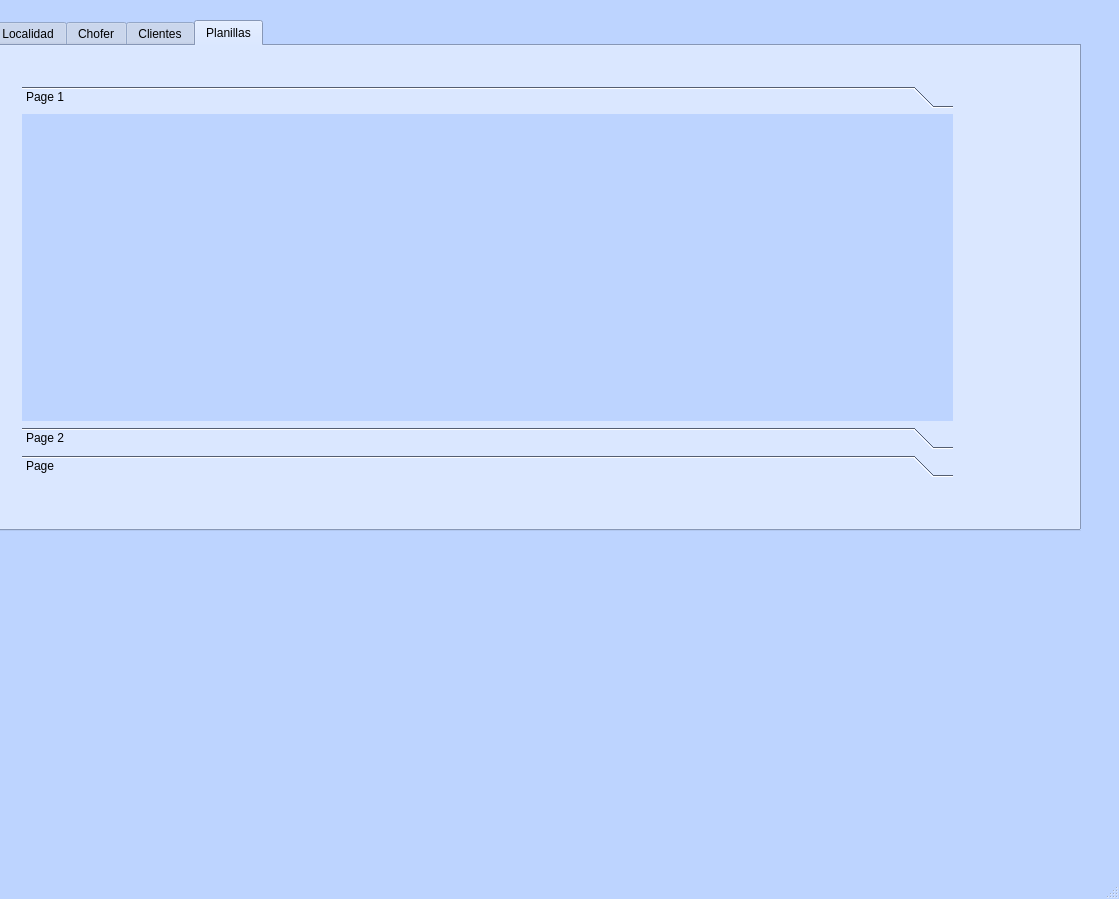
Before: the Qt Designer form pantallas.ui in GabrieLombardi/Seiton, drawn with Qt 5.
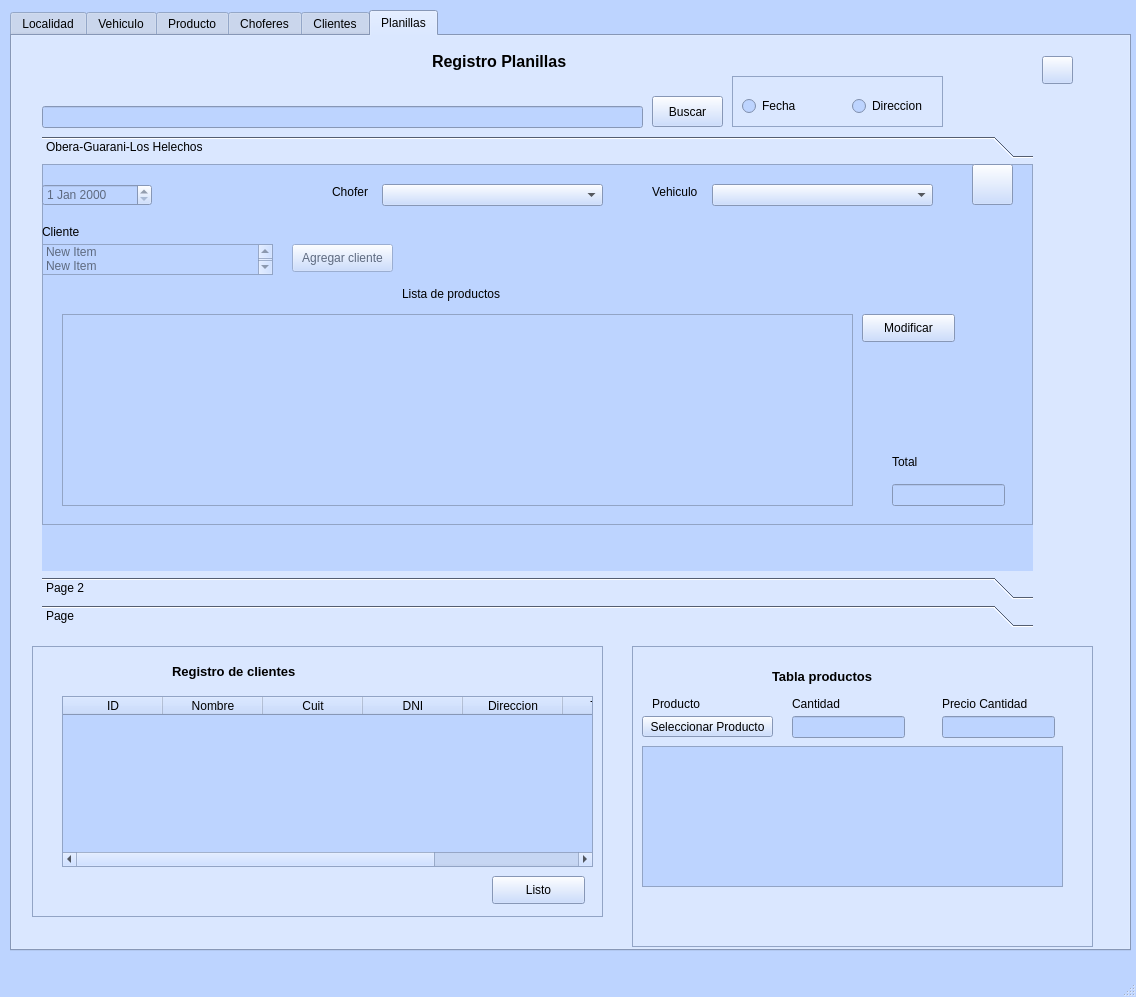
After: the same form once the commit is applied. The open tabs and pages were chosen to show the change. Icons and pictures are not drawn.

Commit message: Cambio en el frame de formulario planilla y fucionamiento de form chofer y producto

Patch:
```diff
--- a/pantallas.ui
+++ b/pantallas.ui
@@ -6,8 +6,8 @@
    <rect>
     <x>0</x>
     <y>0</y>
-    <width>1119</width>
-    <height>899</height>
+    <width>1136</width>
+    <height>997</height>
    </rect>
   </property>
   <property name="palette">
@@ -432,12 +432,49 @@
    <widget class="QTabWidget" name="tabWidget">
     <property name="geometry">
      <rect>
-      <x>-10</x>
-      <y>20</y>
-      <width>1091</width>
-      <height>511</height>
+      <x>10</x>
+      <y>10</y>
+      <width>1121</width>
+      <height>941</height>
      </rect>
     </property>
+    <property name="palette">
+     <palette>
+      <active>
+       <colorrole role="Base">
+        <brush brushstyle="SolidPattern">
+         <color alpha="255">
+          <red>189</red>
+          <green>212</green>
+          <blue>255</blue>
+         </color>
+        </brush>
+       </colorrole>
+      </active>
+      <inactive>
+       <colorrole role="Base">
+        <brush brushstyle="SolidPattern">
+         <color alpha="255">
+          <red>189</red>
+          <green>212</green>
+          <blue>255</blue>
+         </color>
+        </brush>
+       </colorrole>
+      </inactive>
+      <disabled>
+       <colorrole role="Base">
+        <brush brushstyle="SolidPattern">
+         <color alpha="255">
+          <red>189</red>
+          <green>212</green>
+          <blue>255</blue>
+         </color>
+        </brush>
+       </colorrole>
+      </disabled>
+     </palette>
+    </property>
     <property name="currentIndex">
      <number>0</number>
     </property>
@@ -473,32 +510,6 @@
        </property>
       </column>
      </widget>
-     <widget class="QLineEdit" name="lineEdit">
-      <property name="geometry">
-       <rect>
-        <x>20</x>
-        <y>10</y>
-        <width>171</width>
-        <height>22</height>
-       </rect>
-      </property>
-      <property name="text">
-       <string>Localidad</string>
-      </property>
-     </widget>
-     <widget class="QLineEdit" name="lineEdit_2">
-      <property name="geometry">
-       <rect>
-        <x>240</x>
-        <y>10</y>
-        <width>151</width>
-        <height>22</height>
-       </rect>
-      </property>
-      <property name="text">
-       <string>Codigo Postal</string>
-      </property>
-     </widget>
      <widget class="QLineEdit" name="lineEdit_codpost">
       <property name="geometry">
        <rect>
@@ -593,11 +604,456 @@
         <height>31</height>
        </rect>
       </property>
+     </widget>
+     <widget class="QLabel" name="label_38">
+      <property name="geometry">
+       <rect>
+        <x>420</x>
+        <y>10</y>
+        <width>261</width>
+        <height>41</height>
+       </rect>
+      </property>
+      <property name="font">
+       <font>
+        <pointsize>12</pointsize>
+        <weight>75</weight>
+        <bold>true</bold>
+       </font>
+      </property>
+      <property name="text">
+       <string>Registro  de Localidades</string>
+      </property>
+     </widget>
+    </widget>
+    <widget class="QWidget" name="tab">
+     <attribute name="title">
+      <string>Vehiculo</string>
+     </attribute>
+     <widget class="QFrame" name="frame_3">
+      <property name="geometry">
+       <rect>
+        <x>30</x>
+        <y>20</y>
+        <width>1011</width>
+        <height>501</height>
+       </rect>
+      </property>
+      <property name="frameShape">
+       <enum>QFrame::StyledPanel</enum>
+      </property>
+      <property name="frameShadow">
+       <enum>QFrame::Raised</enum>
+      </property>
+      <widget class="QLabel" name="label_10">
+       <property name="geometry">
+        <rect>
+         <x>40</x>
+         <y>60</y>
+         <width>111</width>
+         <height>16</height>
+        </rect>
+       </property>
+       <property name="text">
+        <string>Matricula</string>
+       </property>
+      </widget>
+      <widget class="QLabel" name="label_11">
+       <property name="geometry">
+        <rect>
+         <x>200</x>
+         <y>60</y>
+         <width>111</width>
+         <height>16</height>
+        </rect>
+       </property>
+       <property name="text">
+        <string>Descripcion</string>
+       </property>
+      </widget>
+      <widget class="QCheckBox" name="checkBox_vehiculo">
+       <property name="enabled">
+        <bool>false</bool>
+       </property>
+       <property name="geometry">
+        <rect>
+         <x>440</x>
+         <y>80</y>
+         <width>131</width>
+         <height>41</height>
+        </rect>
+       </property>
+       <property name="font">
+        <font>
+         <pointsize>8</pointsize>
+         <weight>75</weight>
+         <bold>true</bold>
+        </font>
+       </property>
+       <property name="text">
+        <string>Disponibilidad</string>
+       </property>
+      </widget>
+      <widget class="QLineEdit" name="lineEdit_matricula">
+       <property name="enabled">
+        <bool>false</bool>
+       </property>
+       <property name="geometry">
+        <rect>
+         <x>40</x>
+         <y>90</y>
+         <width>113</width>
+         <height>22</height>
+        </rect>
+       </property>
+      </widget>
+      <widget class="QLineEdit" name="lineEdit_descripcionVehiculo">
+       <property name="enabled">
+        <bool>false</bool>
+       </property>
+       <property name="geometry">
+        <rect>
+         <x>190</x>
+         <y>90</y>
+         <width>201</width>
+         <height>22</height>
+        </rect>
+       </property>
+      </widget>
+      <widget class="QTableWidget" name="tablavehiculo">
+       <property name="geometry">
+        <rect>
+         <x>20</x>
+         <y>220</y>
+         <width>611</width>
+         <height>192</height>
+        </rect>
+       </property>
+      </widget>
+      <widget class="QPushButton" name="btn_guardar_vehiculo">
+       <property name="geometry">
+        <rect>
+         <x>540</x>
+         <y>420</y>
+         <width>93</width>
+         <height>28</height>
+        </rect>
+       </property>
+       <property name="text">
+        <string>Guardar</string>
+       </property>
+      </widget>
+      <widget class="QLineEdit" name="lineEdit_buscar_2">
+       <property name="geometry">
+        <rect>
+         <x>30</x>
+         <y>180</y>
+         <width>451</width>
+         <height>22</height>
+        </rect>
+       </property>
+      </widget>
+      <widget class="QPushButton" name="btn_buscar_vehiculo">
+       <property name="geometry">
+        <rect>
+         <x>500</x>
+         <y>180</y>
+         <width>131</width>
+         <height>28</height>
+        </rect>
+       </property>
+       <property name="text">
+        <string>Buscar</string>
+       </property>
+      </widget>
+      <widget class="QPushButton" name="btn_agregar_vehiculo">
+       <property name="geometry">
+        <rect>
+         <x>670</x>
+         <y>240</y>
+         <width>93</width>
+         <height>28</height>
+        </rect>
+       </property>
+       <property name="text">
+        <string>Agregar</string>
+       </property>
+      </widget>
+      <widget class="QPushButton" name="btn_eliminar_vehiculo">
+       <property name="geometry">
+        <rect>
+         <x>670</x>
+         <y>320</y>
+         <width>93</width>
+         <height>28</height>
+        </rect>
+       </property>
+       <property name="text">
+        <string>Eliminar</string>
+       </property>
+      </widget>
+      <widget class="QPushButton" name="btn_editar_vehiculo">
+       <property name="geometry">
+        <rect>
+         <x>670</x>
+         <y>280</y>
+         <width>93</width>
+         <height>28</height>
+        </rect>
+       </property>
+       <property name="text">
+        <string>Editar</string>
+       </property>
+      </widget>
+      <widget class="QLabel" name="label_40">
+       <property name="geometry">
+        <rect>
+         <x>310</x>
+         <y>0</y>
+         <width>261</width>
+         <height>41</height>
+        </rect>
+       </property>
+       <property name="font">
+        <font>
+         <pointsize>12</pointsize>
+         <weight>75</weight>
+         <bold>true</bold>
+        </font>
+       </property>
+       <property name="text">
+        <string>Registro Vehiculos</string>
+       </property>
+      </widget>
+     </widget>
+    </widget>
+    <widget class="QWidget" name="tab_2">
+     <attribute name="title">
+      <string>Producto</string>
+     </attribute>
+     <widget class="QFrame" name="frame_4">
+      <property name="geometry">
+       <rect>
+        <x>0</x>
+        <y>20</y>
+        <width>1061</width>
+        <height>601</height>
+       </rect>
+      </property>
+      <property name="frameShape">
+       <enum>QFrame::StyledPanel</enum>
+      </property>
+      <property name="frameShadow">
+       <enum>QFrame::Raised</enum>
+      </property>
+      <widget class="QLabel" name="label_12">
+       <property name="geometry">
+        <rect>
+         <x>40</x>
+         <y>70</y>
+         <width>121</width>
+         <height>20</height>
+        </rect>
+       </property>
+       <property name="text">
+        <string>Descripción</string>
+       </property>
+      </widget>
+      <widget class="QLabel" name="label_13">
+       <property name="geometry">
+        <rect>
+         <x>290</x>
+         <y>70</y>
+         <width>161</width>
+         <height>16</height>
+        </rect>
+       </property>
+       <property name="text">
+        <string>Codigo del producto</string>
+       </property>
+      </widget>
+      <widget class="QLineEdit" name="lineEdit_descripcion">
+       <property name="enabled">
+        <bool>false</bool>
+       </property>
+       <property name="geometry">
+        <rect>
+         <x>40</x>
+         <y>100</y>
+         <width>201</width>
+         <height>22</height>
+        </rect>
+       </property>
+      </widget>
+      <widget class="QLineEdit" name="lineEdit_codproducto">
+       <property name="enabled">
+        <bool>false</bool>
+       </property>
+       <property name="geometry">
+        <rect>
+         <x>280</x>
+         <y>100</y>
+         <width>201</width>
+         <height>22</height>
+        </rect>
+       </property>
+      </widget>
+      <widget class="QTableWidget" name="tablaproductos">
+       <property name="geometry">
+        <rect>
+         <x>130</x>
+         <y>230</y>
+         <width>511</width>
+         <height>192</height>
+        </rect>
+       </property>
+       <column>
+        <property name="text">
+         <string>ID</string>
+        </property>
+       </column>
+       <column>
+        <property name="text">
+         <string>Descripcion</string>
+        </property>
+       </column>
+       <column>
+        <property name="text">
+         <string>Codigo producto</string>
+        </property>
+       </column>
+       <column>
+        <property name="text">
+         <string>Precio Unit</string>
+        </property>
+       </column>
+      </widget>
+      <widget class="QPushButton" name="btnGuardarProducto">
+       <property name="geometry">
+        <rect>
+         <x>760</x>
+         <y>100</y>
+         <width>161</width>
+         <height>28</height>
+        </rect>
+       </property>
+       <property name="text">
+        <string>Guardar</string>
+       </property>
+      </widget>
+      <widget class="QLineEdit" name="lineEdit_buscar_prod">
+       <property name="geometry">
+        <rect>
+         <x>130</x>
+         <y>190</y>
+         <width>451</width>
+         <height>22</height>
+        </rect>
+       </property>
+      </widget>
+      <widget class="QPushButton" name="btnBuscarProducto">
+       <property name="geometry">
+        <rect>
+         <x>590</x>
+         <y>190</y>
+         <width>131</width>
+         <height>28</height>
+        </rect>
+       </property>
+       <property name="text">
+        <string>Buscar</string>
+       </property>
+      </widget>
+      <widget class="QPushButton" name="btnAgregarProducto">
+       <property name="geometry">
+        <rect>
+         <x>650</x>
+         <y>250</y>
+         <width>93</width>
+         <height>28</height>
+        </rect>
+       </property>
+       <property name="text">
+        <string>Agregar</string>
+       </property>
+      </widget>
+      <widget class="QPushButton" name="btnEliminarProducto">
+       <property name="geometry">
+        <rect>
+         <x>650</x>
+         <y>350</y>
+         <width>93</width>
+         <height>28</height>
+        </rect>
+       </property>
+       <property name="text">
+        <string>Eliminar</string>
+       </property>
+      </widget>
+      <widget class="QPushButton" name="btnEditarProducto">
+       <property name="geometry">
+        <rect>
+         <x>650</x>
+         <y>300</y>
+         <width>93</width>
+         <height>28</height>
+        </rect>
+       </property>
+       <property name="text">
+        <string>Editar</string>
+       </property>
+      </widget>
+      <widget class="QLabel" name="label_14">
+       <property name="geometry">
+        <rect>
+         <x>510</x>
+         <y>70</y>
+         <width>161</width>
+         <height>16</height>
+        </rect>
+       </property>
+       <property name="text">
+        <string>Precio Unitario</string>
+       </property>
+      </widget>
+      <widget class="QLineEdit" name="lineEdit_preciounid">
+       <property name="enabled">
+        <bool>false</bool>
+       </property>
+       <property name="geometry">
+        <rect>
+         <x>510</x>
+         <y>100</y>
+         <width>201</width>
+         <height>22</height>
+        </rect>
+       </property>
+      </widget>
+      <widget class="QLabel" name="label_39">
+       <property name="geometry">
+        <rect>
+         <x>390</x>
+         <y>10</y>
+         <width>211</width>
+         <height>31</height>
+        </rect>
+       </property>
+       <property name="font">
+        <font>
+         <pointsize>12</pointsize>
+         <weight>75</weight>
+         <bold>true</bold>
+        </font>
+       </property>
+       <property name="text">
+        <string>Registro Productos</string>
+       </property>
+      </widget>
      </widget>
     </widget>
     <widget class="QWidget" name="chofer">
      <attribute name="title">
-      <string>Chofer</string>
+      <string>Choferes</string>
      </attribute>
     </widget>
     <widget class="QWidget" name="cliente">
@@ -638,9 +1094,9 @@
       <property name="geometry">
        <rect>
         <x>30</x>
-        <y>40</y>
-        <width>931</width>
-        <height>391</height>
+        <y>100</y>
+        <width>991</width>
+        <height>491</height>
        </rect>
       </property>
       <property name="currentIndex">
@@ -651,13 +1107,233 @@
         <rect>
          <x>0</x>
          <y>0</y>
-         <width>931</width>
-         <height>329</height>
+         <width>991</width>
+         <height>398</height>
         </rect>
        </property>
        <attribute name="label">
-        <string>Page 1</string>
+        <string>Obera-Guarani-Los Helechos</string>
        </attribute>
+       <widget class="QFrame" name="frame">
+        <property name="geometry">
+         <rect>
+          <x>0</x>
+          <y>0</y>
+          <width>991</width>
+          <height>361</height>
+         </rect>
+        </property>
+        <property name="frameShape">
+         <enum>QFrame::StyledPanel</enum>
+        </property>
+        <property name="frameShadow">
+         <enum>QFrame::Raised</enum>
+        </property>
+        <widget class="QDateEdit" name="dateEdit">
+         <property name="enabled">
+          <bool>false</bool>
+         </property>
+         <property name="geometry">
+          <rect>
+           <x>0</x>
+           <y>20</y>
+           <width>110</width>
+           <height>22</height>
+          </rect>
+         </property>
+        </widget>
+        <widget class="QComboBox" name="comboBox">
+         <property name="geometry">
+          <rect>
+           <x>340</x>
+           <y>20</y>
+           <width>221</width>
+           <height>22</height>
+          </rect>
+         </property>
+        </widget>
+        <widget class="QLabel" name="label">
+         <property name="geometry">
+          <rect>
+           <x>850</x>
+           <y>290</y>
+           <width>55</width>
+           <height>16</height>
+          </rect>
+         </property>
+         <property name="text">
+          <string>Total</string>
+         </property>
+        </widget>
+        <widget class="QLabel" name="label_2">
+         <property name="geometry">
+          <rect>
+           <x>290</x>
+           <y>20</y>
+           <width>55</width>
+           <height>16</height>
+          </rect>
+         </property>
+         <property name="text">
+          <string>Chofer</string>
+         </property>
+        </widget>
+        <widget class="QLabel" name="label_3">
+         <property name="geometry">
+          <rect>
+           <x>0</x>
+           <y>60</y>
+           <width>55</width>
+           <height>16</height>
+          </rect>
+         </property>
+         <property name="text">
+          <string>Cliente</string>
+         </property>
+        </widget>
+        <widget class="QLineEdit" name="lineEdit_5">
+         <property name="enabled">
+          <bool>false</bool>
+         </property>
+         <property name="geometry">
+          <rect>
+           <x>850</x>
+           <y>320</y>
+           <width>113</width>
+           <height>22</height>
+          </rect>
+         </property>
+        </widget>
+        <widget class="QPushButton" name="btn_editar_planilla">
+         <property name="enabled">
+          <bool>true</bool>
+         </property>
+         <property name="geometry">
+          <rect>
+           <x>930</x>
+           <y>0</y>
+           <width>41</width>
+           <height>41</height>
+          </rect>
+         </property>
+         <property name="text">
+          <string/>
+         </property>
+         <property name="icon">
+          <iconset>
+           <normaloff>imagenes/editar.jpg</normaloff>imagenes/editar.jpg</iconset>
+         </property>
+         <property name="iconSize">
+          <size>
+           <width>60</width>
+           <height>40</height>
+          </size>
+         </property>
+        </widget>
+        <widget class="QLabel" name="label_9">
+         <property name="geometry">
+          <rect>
+           <x>360</x>
+           <y>120</y>
+           <width>121</width>
+           <height>20</height>
+          </rect>
+         </property>
+         <property name="text">
+          <string>Lista de productos</string>
+         </property>
+        </widget>
+        <widget class="QTableWidget" name="tableWidget_2">
+         <property name="geometry">
+          <rect>
+           <x>20</x>
+           <y>150</y>
+           <width>791</width>
+           <height>192</height>
+          </rect>
+         </property>
+        </widget>
+        <widget class="QListWidget" name="listWidget_2">
+         <property name="enabled">
+          <bool>false</bool>
+         </property>
+         <property name="geometry">
+          <rect>
+           <x>0</x>
+           <y>80</y>
+           <width>231</width>
+           <height>31</height>
+          </rect>
+         </property>
+         <item>
+          <property name="text">
+           <string>New Item</string>
+          </property>
+         </item>
+         <item>
+          <property name="text">
+           <string>New Item</string>
+          </property>
+         </item>
+         <item>
+          <property name="text">
+           <string>Cliente</string>
+          </property>
+         </item>
+        </widget>
+        <widget class="QLabel" name="label_15">
+         <property name="geometry">
+          <rect>
+           <x>610</x>
+           <y>20</y>
+           <width>55</width>
+           <height>16</height>
+          </rect>
+         </property>
+         <property name="text">
+          <string>Vehiculo</string>
+         </property>
+        </widget>
+        <widget class="QComboBox" name="comboBox_2">
+         <property name="geometry">
+          <rect>
+           <x>670</x>
+           <y>20</y>
+           <width>221</width>
+           <height>22</height>
+          </rect>
+         </property>
+        </widget>
+        <widget class="QPushButton" name="btn_agregar_cliente">
+         <property name="enabled">
+          <bool>false</bool>
+         </property>
+         <property name="geometry">
+          <rect>
+           <x>250</x>
+           <y>80</y>
+           <width>101</width>
+           <height>28</height>
+          </rect>
+         </property>
+         <property name="text">
+          <string>Agregar cliente</string>
+         </property>
+        </widget>
+        <widget class="QPushButton" name="btn_moficar_tabla">
+         <property name="geometry">
+          <rect>
+           <x>820</x>
+           <y>150</y>
+           <width>93</width>
+           <height>28</height>
+          </rect>
+         </property>
+         <property name="text">
+          <string>Modificar</string>
+         </property>
+        </widget>
+       </widget>
       </widget>
       <widget class="QWidget" name="page_2">
        <property name="geometry">
@@ -678,6 +1354,329 @@
        </attribute>
       </widget>
      </widget>
+     <widget class="QLabel" name="label_4">
+      <property name="geometry">
+       <rect>
+        <x>420</x>
+        <y>10</y>
+        <width>181</width>
+        <height>31</height>
+       </rect>
+      </property>
+      <property name="font">
+       <font>
+        <pointsize>12</pointsize>
+        <weight>75</weight>
+        <bold>true</bold>
+       </font>
+      </property>
+      <property name="text">
+       <string>Registro Planillas</string>
+      </property>
+     </widget>
+     <widget class="QPushButton" name="btn_agregar_planilla">
+      <property name="geometry">
+       <rect>
+        <x>1030</x>
+        <y>20</y>
+        <width>31</width>
+        <height>28</height>
+       </rect>
+      </property>
+      <property name="text">
+       <string/>
+      </property>
+      <property name="icon">
+       <iconset>
+        <normaloff>imagenes/btn_agregar.png</normaloff>imagenes/btn_agregar.png</iconset>
+      </property>
+      <property name="iconSize">
+       <size>
+        <width>40</width>
+        <height>30</height>
+       </size>
+      </property>
+     </widget>
+     <widget class="QLineEdit" name="lineEdit_buscar">
+      <property name="geometry">
+       <rect>
+        <x>30</x>
+        <y>70</y>
+        <width>601</width>
+        <height>22</height>
+       </rect>
+      </property>
+     </widget>
+     <widget class="QPushButton" name="btn_buscar">
+      <property name="geometry">
+       <rect>
+        <x>640</x>
+        <y>60</y>
+        <width>71</width>
+        <height>31</height>
+       </rect>
+      </property>
+      <property name="text">
+       <string>Buscar</string>
+      </property>
+     </widget>
+     <widget class="QFrame" name="frame_clientes">
+      <property name="enabled">
+       <bool>true</bool>
+      </property>
+      <property name="geometry">
+       <rect>
+        <x>20</x>
+        <y>610</y>
+        <width>571</width>
+        <height>271</height>
+       </rect>
+      </property>
+      <property name="frameShape">
+       <enum>QFrame::StyledPanel</enum>
+      </property>
+      <property name="frameShadow">
+       <enum>QFrame::Raised</enum>
+      </property>
+      <widget class="QLabel" name="label_33">
+       <property name="geometry">
+        <rect>
+         <x>140</x>
+         <y>10</y>
+         <width>251</width>
+         <height>31</height>
+        </rect>
+       </property>
+       <property name="font">
+        <font>
+         <pointsize>10</pointsize>
+         <weight>75</weight>
+         <bold>true</bold>
+        </font>
+       </property>
+       <property name="text">
+        <string>Registro de clientes</string>
+       </property>
+      </widget>
+      <widget class="QTableWidget" name="tableWidget">
+       <property name="geometry">
+        <rect>
+         <x>30</x>
+         <y>50</y>
+         <width>531</width>
+         <height>171</height>
+        </rect>
+       </property>
+       <column>
+        <property name="text">
+         <string>ID</string>
+        </property>
+       </column>
+       <column>
+        <property name="text">
+         <string>Nombre</string>
+        </property>
+       </column>
+       <column>
+        <property name="text">
+         <string>Cuit</string>
+        </property>
+       </column>
+       <column>
+        <property name="text">
+         <string>DNI</string>
+        </property>
+       </column>
+       <column>
+        <property name="text">
+         <string>Direccion</string>
+        </property>
+       </column>
+       <column>
+        <property name="text">
+         <string>Telefono</string>
+        </property>
+       </column>
+       <column>
+        <property name="text">
+         <string>Ciudad</string>
+        </property>
+       </column>
+      </widget>
+      <widget class="QPushButton" name="pushButton_2">
+       <property name="geometry">
+        <rect>
+         <x>460</x>
+         <y>230</y>
+         <width>93</width>
+         <height>28</height>
+        </rect>
+       </property>
+       <property name="text">
+        <string>Listo</string>
+       </property>
+      </widget>
+     </widget>
+     <widget class="QFrame" name="frame_search_options">
+      <property name="geometry">
+       <rect>
+        <x>720</x>
+        <y>40</y>
+        <width>211</width>
+        <height>51</height>
+       </rect>
+      </property>
+      <property name="frameShape">
+       <enum>QFrame::StyledPanel</enum>
+      </property>
+      <property name="frameShadow">
+       <enum>QFrame::Raised</enum>
+      </property>
+      <widget class="QRadioButton" name="option_1">
+       <property name="geometry">
+        <rect>
+         <x>120</x>
+         <y>20</y>
+         <width>95</width>
+         <height>20</height>
+        </rect>
+       </property>
+       <property name="text">
+        <string>Direccion</string>
+       </property>
+      </widget>
+      <widget class="QRadioButton" name="option_2">
+       <property name="geometry">
+        <rect>
+         <x>10</x>
+         <y>20</y>
+         <width>95</width>
+         <height>20</height>
+        </rect>
+       </property>
+       <property name="text">
+        <string>Fecha</string>
+       </property>
+      </widget>
+     </widget>
+     <widget class="QFrame" name="frame_detalle_planilla">
+      <property name="geometry">
+       <rect>
+        <x>620</x>
+        <y>610</y>
+        <width>461</width>
+        <height>301</height>
+       </rect>
+      </property>
+      <property name="frameShape">
+       <enum>QFrame::StyledPanel</enum>
+      </property>
+      <property name="frameShadow">
+       <enum>QFrame::Raised</enum>
+      </property>
+      <widget class="QLabel" name="label_34">
+       <property name="geometry">
+        <rect>
+         <x>140</x>
+         <y>20</y>
+         <width>171</width>
+         <height>21</height>
+        </rect>
+       </property>
+       <property name="font">
+        <font>
+         <pointsize>10</pointsize>
+         <weight>75</weight>
+         <bold>true</bold>
+        </font>
+       </property>
+       <property name="text">
+        <string>Tabla productos</string>
+       </property>
+      </widget>
+      <widget class="QLabel" name="label_35">
+       <property name="geometry">
+        <rect>
+         <x>20</x>
+         <y>50</y>
+         <width>55</width>
+         <height>16</height>
+        </rect>
+       </property>
+       <property name="text">
+        <string>Producto</string>
+       </property>
+      </widget>
+      <widget class="QLabel" name="label_36">
+       <property name="geometry">
+        <rect>
+         <x>160</x>
+         <y>50</y>
+         <width>55</width>
+         <height>16</height>
+        </rect>
+       </property>
+       <property name="text">
+        <string>Cantidad</string>
+       </property>
+      </widget>
+      <widget class="QLabel" name="label_37">
+       <property name="geometry">
+        <rect>
+         <x>310</x>
+         <y>50</y>
+         <width>121</width>
+         <height>16</height>
+        </rect>
+       </property>
+       <property name="text">
+        <string>Precio Cantidad</string>
+       </property>
+      </widget>
+      <widget class="QLineEdit" name="lineEdit">
+       <property name="geometry">
+        <rect>
+         <x>160</x>
+         <y>70</y>
+         <width>113</width>
+         <height>22</height>
+        </rect>
+       </property>
+      </widget>
+      <widget class="QLineEdit" name="lineEdit_2">
+       <property name="geometry">
+        <rect>
+         <x>310</x>
+         <y>70</y>
+         <width>113</width>
+         <height>22</height>
+        </rect>
+       </property>
+      </widget>
+      <widget class="QPushButton" name="pushButton">
+       <property name="geometry">
+        <rect>
+         <x>10</x>
+         <y>70</y>
+         <width>131</width>
+         <height>21</height>
+        </rect>
+       </property>
+       <property name="text">
+        <string>Seleccionar Producto</string>
+       </property>
+      </widget>
+      <widget class="QTableWidget" name="tableWidget_4">
+       <property name="geometry">
+        <rect>
+         <x>10</x>
+         <y>100</y>
+         <width>421</width>
+         <height>141</height>
+        </rect>
+       </property>
+      </widget>
+     </widget>
     </widget>
    </widget>
   </widget>
```
Left out of the diff: 927 changed lines with no effect on the pictures. The commit also changes 8 other files.
